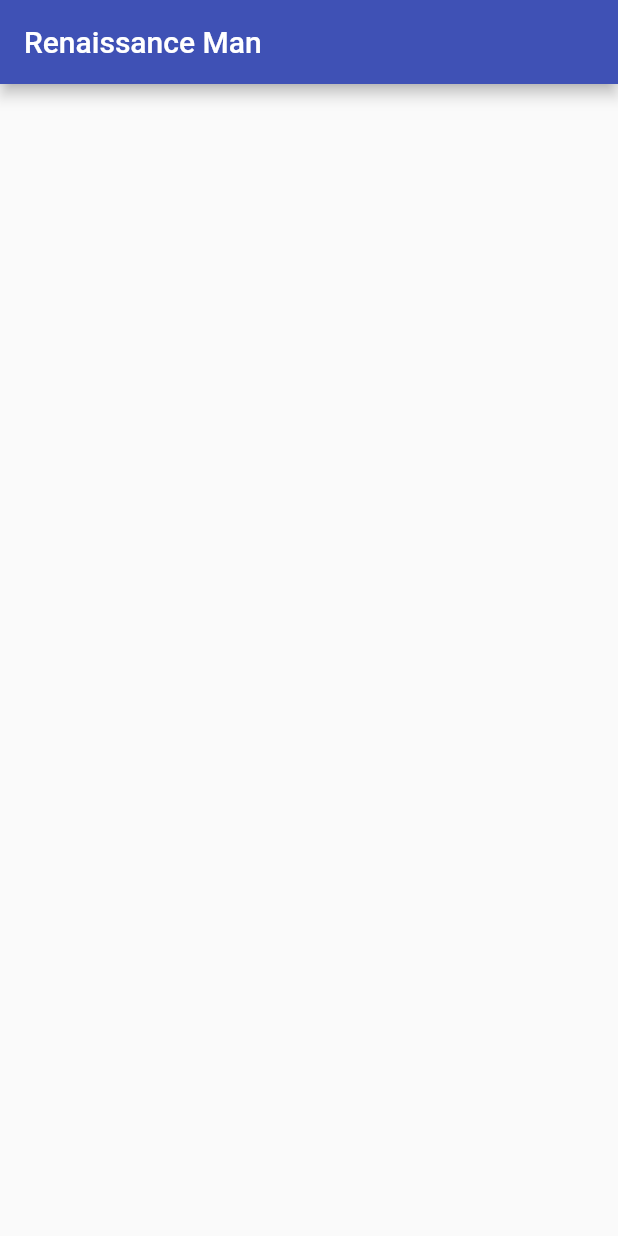
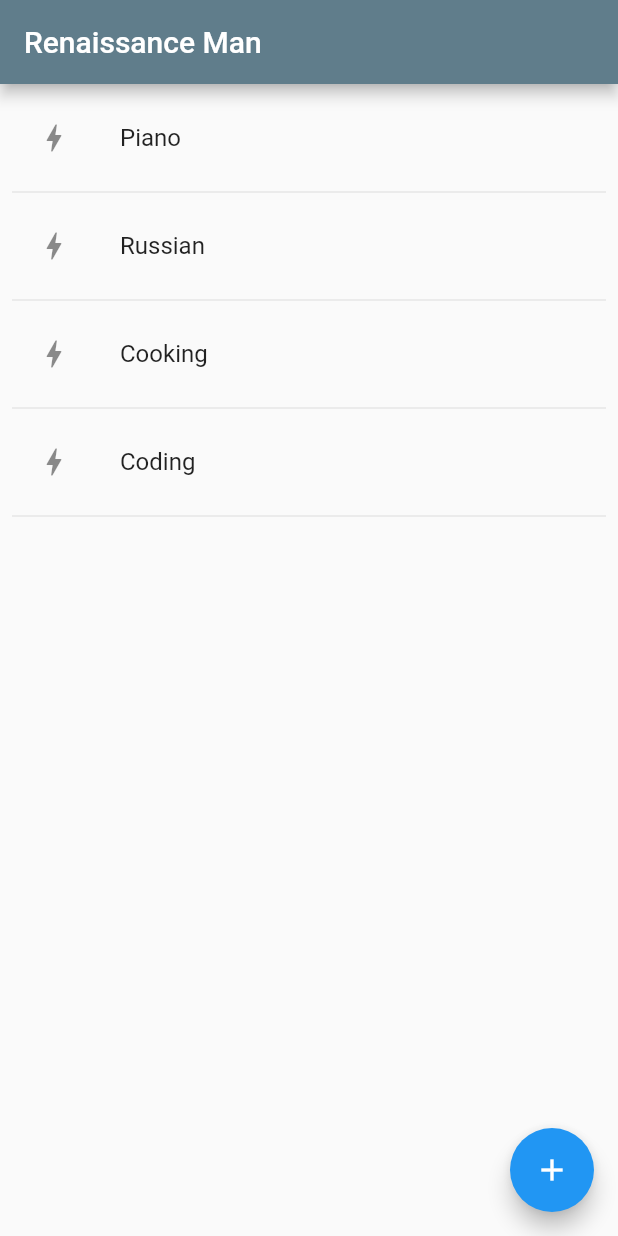
Before and after one commit to kostaleonard/renaissance-man-app, a Flutter app: the screen it shows after launch, on a phone screen of 412 x 824 dp. Run offline on Flutter 3.47's test engine with Material 2 defaults, Android fonts, the phone set to English and light mode, and no system bars.

Commit message:
Added skill widget
Signed-off-by: Leo Kosta <kostaleonard@gmail.com>

```diff
--- a/lib/main.dart
+++ b/lib/main.dart
@@ -8,6 +8,7 @@ void main() {
 
 class RenaissanceManApp extends StatelessWidget {
   static const appTitle = 'Renaissance Man';
+  static const skills = ['Piano', 'Russian', 'Cooking', 'Coding']; // TODO this is test data
 
   const RenaissanceManApp({super.key});
 
@@ -17,9 +18,25 @@ class RenaissanceManApp extends StatelessWidget {
         title: 'Renaissance Man',
         theme: ThemeData(
           appBarTheme: const AppBarTheme(
-              backgroundColor: Colors.indigo, foregroundColor: Colors.white),
+              backgroundColor: Colors.blueGrey, foregroundColor: Colors.white),
         ),
         home: Scaffold(
-            appBar: AppBar(title: const Text(appTitle)), body: const Column()));
+          appBar: AppBar(title: const Text(appTitle)),
+          body: ListView.builder(
+              itemCount: skills.length * 2,
+              padding: const EdgeInsets.all(8),
+              itemBuilder: (context, i) {
+                if (i.isOdd) return const Divider();
+                final index = i ~/ 2;
+                return ListTile(
+                    leading: const Icon(Icons.bolt),
+                    title: Text(skills[index]));
+              }),
+          floatingActionButton: FloatingActionButton(
+            onPressed: () => (), // TODO add skill API call
+            tooltip: 'Add skill',
+            child: const Icon(Icons.add),
+          ),
+        ));
   }
 }
```
